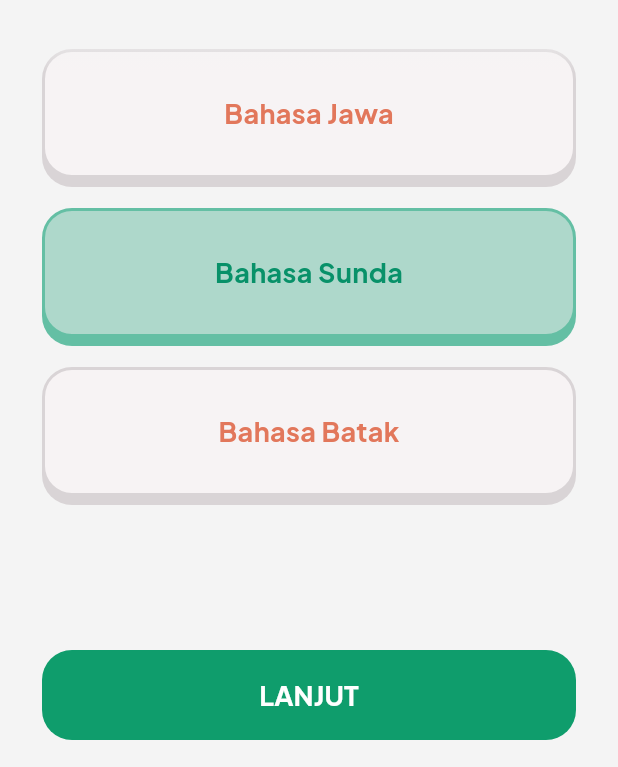
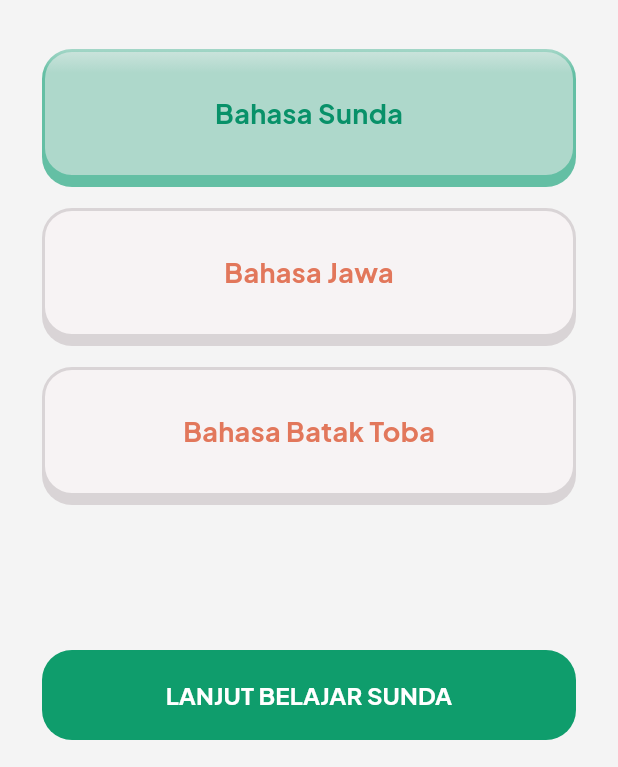
Before and after one commit to Ryan-jasper/LOKAGO_UAS, a Flutter app: the OnboardingLanguagePage screen opened directly, after a tap on "Bahasa Sunda", on a phone screen of 412 x 824 dp, the part 469-1236 px from its top. Run offline on Flutter 3.47's test engine with Material 3 defaults, Android fonts, the phone set to English and light mode, and no system bars; our stand-ins replace cloud_firestore, firebase_auth, firebase_core, flutter_local_notifications, flutter_timezone, google_sign_in and 1 more; accounts and stored records are empty.

Commit message:
update onboarding 1.1

```diff
--- a/lib/pages/onboarding/onboarding_language.dart
+++ b/lib/pages/onboarding/onboarding_language.dart
@@ -1,4 +1,5 @@
 import 'package:flutter/material.dart';
+
 import '../../widgets/option.dart';
 import '../../widgets/progressbar.dart';
 import 'onboarding_level.dart';
@@ -11,12 +12,27 @@ class OnboardingLanguagePage extends StatefulWidget {
 }
 
 class _OnboardingLanguagePageState extends State<OnboardingLanguagePage> {
-  String? selectedLanguage;
+  _LanguageChoice? selectedLanguage;
 
-  final List<String> languages = [
-    'Bahasa Jawa',
-    'Bahasa Sunda',
-    'Bahasa Batak',
+  final List<_LanguageChoice> languages = const [
+    _LanguageChoice(
+      id: 'sunda',
+      name: 'Bahasa Sunda',
+      nativeName: 'Basa Sunda',
+      region: 'Jawa Barat dan Banten',
+    ),
+    _LanguageChoice(
+      id: 'jawa',
+      name: 'Bahasa Jawa',
+      nativeName: 'Basa Jawa',
+      region: 'Jawa Tengah, Yogyakarta, Jawa Timur',
+    ),
+    _LanguageChoice(
+      id: 'batak_toba',
+      name: 'Bahasa Batak Toba',
+      nativeName: 'Hata Batak Toba',
+      region: 'Sumatra Utara',
+    ),
   ];
 
   @override
@@ -49,13 +65,11 @@ class _OnboardingLanguagePageState extends State<OnboardingLanguagePage> {
               child: Column(
                 children: [
                   const SizedBox(height: 18),
-
                   Progressbar(
                     progress: 0.25,
                     onBack: () => Navigator.pop(context),
                   ),
                   const SizedBox(height: 26),
-
                   Align(
                     alignment: Alignment.centerLeft,
                     child: Stack(
@@ -119,9 +133,7 @@ class _OnboardingLanguagePageState extends State<OnboardingLanguagePage> {
                       ],
                     ),
                   ),
-
                   const SizedBox(height: 20),
-
                   Align(
                     alignment: Alignment.centerRight,
                     child: Padding(
@@ -132,9 +144,7 @@ class _OnboardingLanguagePageState extends State<OnboardingLanguagePage> {
                       ),
                     ),
                   ),
-
                   const SizedBox(height: 16),
-
                   Expanded(
                     child: Stack(
                       children: [
@@ -146,11 +156,12 @@ class _OnboardingLanguagePageState extends State<OnboardingLanguagePage> {
                           itemCount: languages.length,
                           itemBuilder: (context, index) {
                             final language = languages[index];
+
                             return Padding(
                               padding: const EdgeInsets.only(bottom: 20),
                               child: Option(
-                                title: language,
-                                isSelected: selectedLanguage == language,
+                                title: language.name,
+                                isSelected: selectedLanguage?.id == language.id,
                                 onTap: () {
                                   setState(() {
                                     selectedLanguage = language;
@@ -203,9 +214,7 @@ class _OnboardingLanguagePageState extends State<OnboardingLanguagePage> {
                       ],
                     ),
                   ),
-
                   const SizedBox(height: 12),
-
                   SizedBox(
                     width: double.infinity,
                     child: ElevatedButton(
@@ -215,7 +224,7 @@ class _OnboardingLanguagePageState extends State<OnboardingLanguagePage> {
                                 context,
                                 MaterialPageRoute(
                                   builder: (_) => OnboardingLevelPage(
-                                    selectedLanguage: selectedLanguage!,
+                                    selectedLanguage: selectedLanguage!.name,
                                   ),
                                 ),
                               );
@@ -234,16 +243,18 @@ class _OnboardingLanguagePageState extends State<OnboardingLanguagePage> {
                           borderRadius: BorderRadius.circular(20),
                         ),
                       ),
-                      child: const Text(
-                        'LANJUT',
-                        style: TextStyle(
-                          fontSize: 18,
-                          fontWeight: FontWeight.w700,
+                      child: Text(
+                        isSelected
+                            ? 'LANJUT BELAJAR ${selectedLanguage!.shortName.toUpperCase()}'
+                            : 'LANJUT',
+                        textAlign: TextAlign.center,
+                        style: const TextStyle(
+                          fontSize: 16,
+                          fontWeight: FontWeight.w800,
                         ),
                       ),
                     ),
                   ),
-
                   const SizedBox(height: 18),
                 ],
               ),
@@ -254,3 +265,23 @@ class _OnboardingLanguagePageState extends State<OnboardingLanguagePage> {
     );
   }
 }
+
+class _LanguageChoice {
+  const _LanguageChoice({
+    required this.id,
+    required this.name,
+    required this.nativeName,
+    required this.region,
+  });
+
+  final String id;
+  final String name;
+  final String nativeName;
+  final String region;
+
+  String get shortName {
+    if (id == 'batak_toba') return 'Batak';
+    if (id == 'jawa') return 'Jawa';
+    return 'Sunda';
+  }
+}
```
Also changed, not shown: lib/services/user_service.dart (+68 -9 lines).
